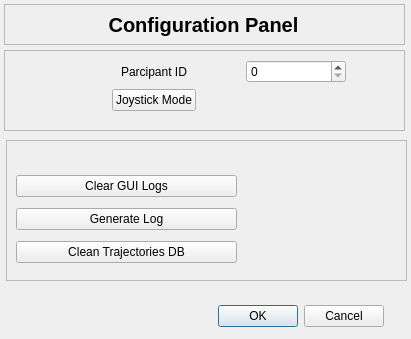
This is kinova_root/KinovaAdvancedGUI/configdialog.ui in LongfeiProjects/kinova-modules as Qt 5 draws it before an edit. The edited form follows.
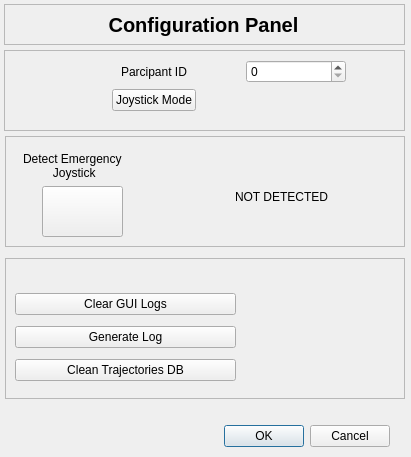
This is the edited form. Icons and pictures are not drawn.

Commit message: deleted some couts in the openAPI added a thread to handle the joystick input added a mechanism to slow down the arm when the user is violating the bouding box and is moving to the outer position. If the arm is moving towards the bounding box it moves normaly, otherwise I added a penalization of 0.5 seconds in the movement. The result is a kind of "cut motion".

Patch:
```diff
--- a/kinova_root/KinovaAdvancedGUI/configdialog.ui
+++ b/kinova_root/KinovaAdvancedGUI/configdialog.ui
@@ -7,7 +7,7 @@
     <x>0</x>
     <y>0</y>
     <width>411</width>
-    <height>339</height>
+    <height>457</height>
    </rect>
   </property>
   <property name="windowTitle">
@@ -16,8 +16,8 @@
   <widget class="QDialogButtonBox" name="buttonBox">
    <property name="geometry">
     <rect>
-     <x>204</x>
-     <y>300</y>
+     <x>210</x>
+     <y>420</y>
      <width>180</width>
      <height>32</height>
     </rect>
@@ -160,9 +160,9 @@
   <widget class="QFrame" name="frame_3">
    <property name="geometry">
     <rect>
-     <x>6</x>
-     <y>140</y>
-     <width>401</width>
+     <x>5</x>
+     <y>258</y>
+     <width>400</width>
      <height>141</height>
     </rect>
    </property>
@@ -206,6 +206,72 @@
     </layout>
    </widget>
   </widget>
+  <widget class="QFrame" name="frame_4">
+   <property name="geometry">
+    <rect>
+     <x>5</x>
+     <y>136</y>
+     <width>400</width>
+     <height>111</height>
+    </rect>
+   </property>
+   <property name="frameShape">
+    <enum>QFrame::StyledPanel</enum>
+   </property>
+   <property name="frameShadow">
+    <enum>QFrame::Raised</enum>
+   </property>
+   <widget class="QPushButton" name="pushButton_3">
+    <property name="geometry">
+     <rect>
+      <x>37</x>
+      <y>50</y>
+      <width>81</width>
+      <height>51</height>
+     </rect>
+    </property>
+    <property name="text">
+     <string/>
+    </property>
+    <property name="icon">
+     <iconset resource="resources.qrc">
+      <normaloff>:/imagenes/img/joystick.png</normaloff>:/imagenes/img/joystick.png</iconset>
+    </property>
+    <property name="iconSize">
+     <size>
+      <width>48</width>
+      <height>48</height>
+     </size>
+    </property>
+   </widget>
+   <widget class="QLabel" name="label_2">
+    <property name="geometry">
+     <rect>
+      <x>18</x>
+      <y>9</y>
+      <width>131</width>
+      <height>41</height>
+     </rect>
+    </property>
+    <property name="text">
+     <string>Detect Emergency 
+         Joystick</string>
+    </property>
+   </widget>
+   <widget class="QLabel" name="statusEmergencyJoystick">
+    <property name="geometry">
+     <rect>
+      <x>230</x>
+      <y>40</y>
+      <width>111</width>
+      <height>41</height>
+     </rect>
+    </property>
+    <property name="text">
+     <string>NOT DETECTED</string>
+    </property>
+   </widget>
+  </widget>
  </widget>
  <resources/>
  <connections>
```
Left out of the diff: 4 changed lines with no effect on the pictures. The commit also changes 9 other files.
